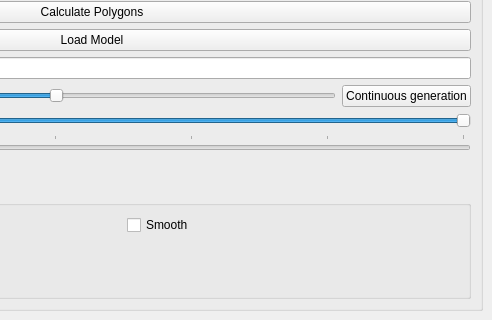
Above: mainwindow.ui from Salzaufsauge/MarchingCubesQT before the change; both pictures show x 308 to 800 and y 280 to 600 of the 800 by 600 pixel window. Below: the same form after it.
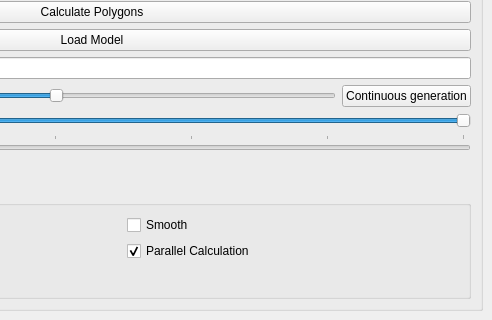
That is the form after the change. Icons and pictures are not drawn.

```diff
--- a/mainwindow.ui
+++ b/mainwindow.ui
@@ -210,6 +210,16 @@
             </property>
            </widget>
           </item>
+          <item row="1" column="1">
+           <widget class="QCheckBox" name="paraBox">
+            <property name="text">
+             <string>Parallel Calculation</string>
+            </property>
+            <property name="checked">
+             <bool>true</bool>
+            </property>
+           </widget>
+          </item>
          </layout>
         </widget>
        </item>
```
Left out of the diff: 2 changed lines with no effect on the pictures.
